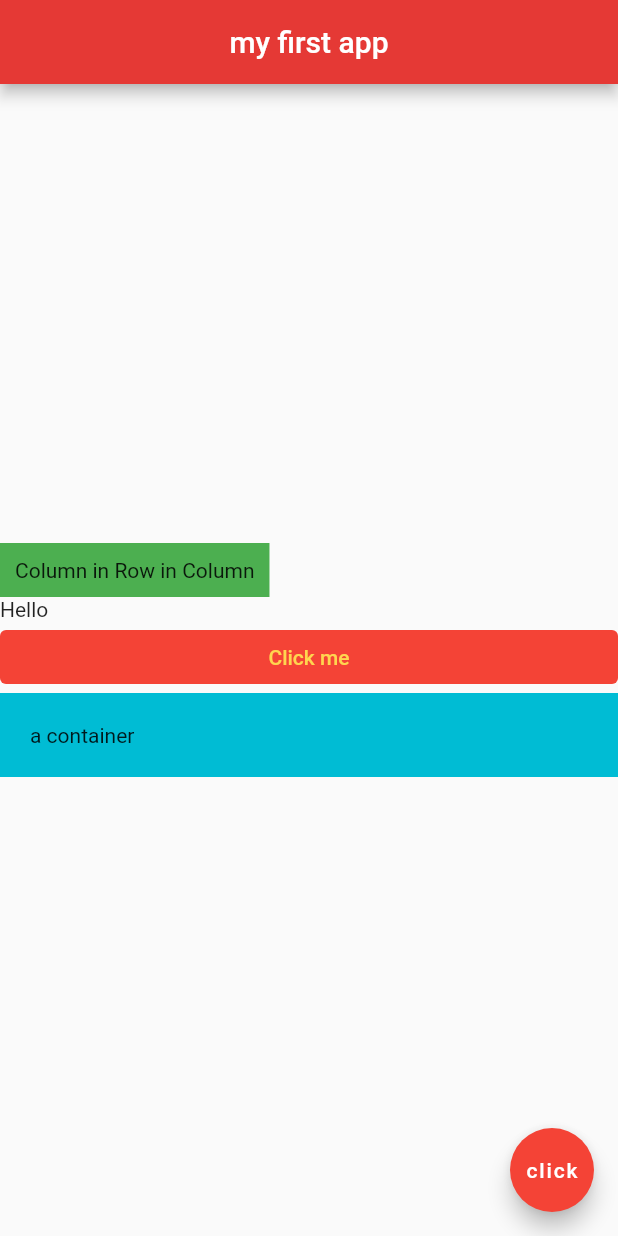
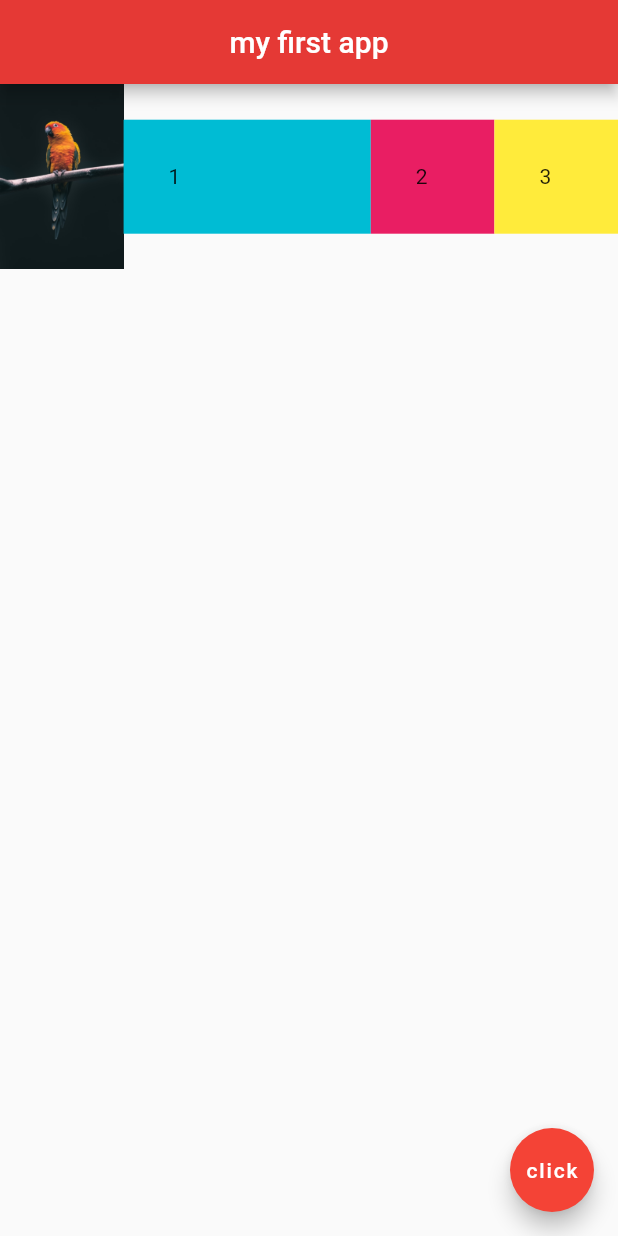
Before and after one commit to hi-ilkin/LearningFlutter, a Flutter app: the screen it shows after launch, on a phone screen of 412 x 824 dp. Run offline on Flutter 3.47's test engine with Material 2 defaults, Android fonts, the phone set to English and light mode, and no system bars.

Commit message:
#13 - Expanded widgets

```diff
--- a/lib/main.dart
+++ b/lib/main.dart
@@ -16,41 +16,38 @@ class Home extends StatelessWidget {
         centerTitle: true,
       ),
 
-      body: Column(
-        mainAxisAlignment: MainAxisAlignment.center,
-        crossAxisAlignment: CrossAxisAlignment.stretch,
-
-        children: [
-          Row (
-            children: [
-              Column(
-                children: [
-                  Container(
-                    color: Colors.green,
-                    padding: EdgeInsets.all(10),
-                    child: Text("Column in Row in Column")
-                  )
-                ],
-              )
-            ],
+      body: Row(
+        children: <Widget>[
+          Expanded(
+            flex: 2,
+            child: Image.asset('assets/parrot-1.jpg')
           ),
-
-          Text('Hello'),
-          TextButton(
-            onPressed: () {},
-            child: Text('Click me'),
-            style: TextButton.styleFrom(
-                primary: Colors.amber[300],
-                backgroundColor: Colors.red
+          Expanded(
+            flex: 4,
+            child: Container(
+              padding: EdgeInsets.all(30.0),
+              color: Colors.cyan,
+              child: Text('1')
             ),
           ),
-          Container(
-            color: Colors.cyan,
-            padding: EdgeInsets.all(20),
-            child: Text('a container')
+          Expanded(
+            flex: 2,
+            child: Container(
+              padding: EdgeInsets.all(30),
+              color: Colors.pink,
+              child: Text('2'),
+            ),
           ),
+          Expanded(
+            flex: 2,
+            child: Container(
+              padding: EdgeInsets.all(30.0),
+              color: Colors.yellow,
+              child: Text('3')
+            ),
+          )
+        ],
 
-        ],
       ),
       floatingActionButton: FloatingActionButton(
         child: Text('click'),
```
